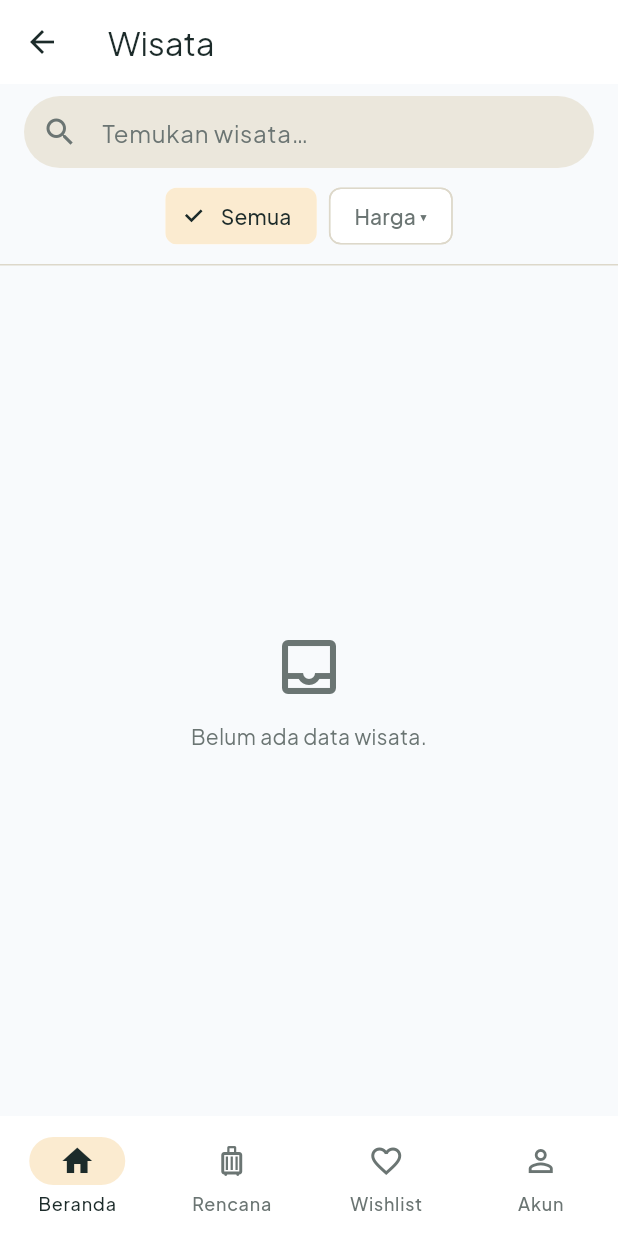
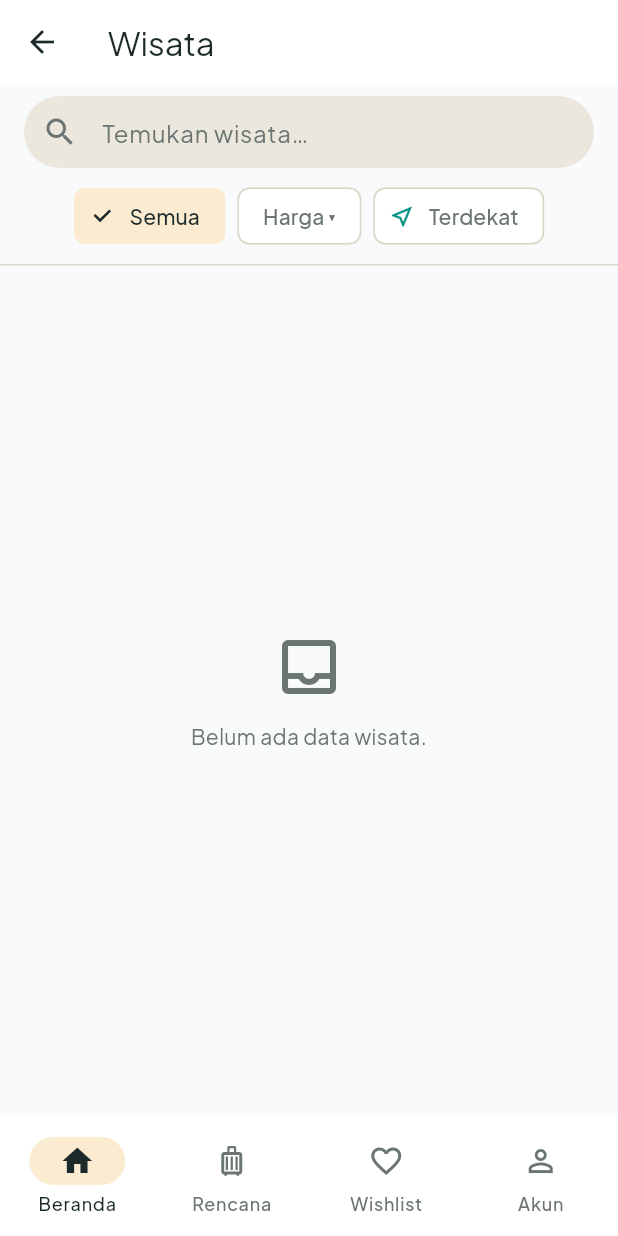
Before and after one commit to cntoaprilhalawa-tech/pinangmate, a Flutter app: the screen it shows after launch, after a tap on "Wisata", on a phone screen of 412 x 824 dp. Run offline on Flutter 3.47's test engine with Material 3 defaults, Android fonts, the phone set to English and light mode, and no system bars; our stand-ins replace cloud_firestore, firebase_auth, firebase_core, flutter_map, geolocator, go_router and 3 more; accounts and stored records are empty.

Commit message:
cache offline firestore, banner offline, izin lokasi dan urutan terdekat

```diff
--- a/lib/data/repositories/item_repository.dart
+++ b/lib/data/repositories/item_repository.dart
@@ -25,6 +25,15 @@ class ItemRepository {
         .where('kategori', isEqualTo: k.name)
         .snapshots()
         .map(_toSortedList);
+  }
+    /// Sama seperti watchByKategori, plus penanda data berasal dari cache.
+  Stream<(List<Item>, bool)> watchByKategoriMeta(Kategori k) {
+    return _db
+        .collection('items')
+        .where('kategori', isEqualTo: k.name)
+        .where('aktif', isEqualTo: true)
+        .snapshots(includeMetadataChanges: true)
+        .map((snap) => (_toSortedList(snap), snap.metadata.isFromCache));
   }
 
   List<Item> _toSortedList(QuerySnapshot<Map<String, dynamic>> snap) {
--- /dev/null
+++ b/lib/data/services/location_service.dart
@@ -0,0 +1,45 @@
+import 'package:geolocator/geolocator.dart';
+
+enum LokasiStatus { ok, layananMati, ditolak, ditolakPermanen, gagal }
+
+class LokasiHasil {
+  const LokasiHasil(this.status, {this.lat, this.lng});
+
+  final LokasiStatus status;
+  final double? lat;
+  final double? lng;
+}
+
+class LocationService {
+  Future<LokasiHasil> ambil() async {
+    try {
+      if (!await Geolocator.isLocationServiceEnabled()) {
+        return const LokasiHasil(LokasiStatus.layananMati);
+      }
+      var izin = await Geolocator.checkPermission();
+      if (izin == LocationPermission.denied) {
+        izin = await Geolocator.requestPermission();
+      }
+      if (izin == LocationPermission.deniedForever) {
+        return const LokasiHasil(LokasiStatus.ditolakPermanen);
+      }
+      if (izin == LocationPermission.denied) {
+        return const LokasiHasil(LokasiStatus.ditolak);
+      }
+      final p = await Geolocator.getCurrentPosition(
+        locationSettings: const LocationSettings(
+          accuracy: LocationAccuracy.high,
+          timeLimit: Duration(seconds: 10),
+        ),
+      );
+      return LokasiHasil(LokasiStatus.ok, lat: p.latitude, lng: p.longitude);
+    } catch (_) {
+      return const LokasiHasil(LokasiStatus.gagal);
+    }
+  }
+
+  Future<void> bukaPengaturan() => Geolocator.openAppSettings();
+
+  static double jarakMeter(double lat1, double lng1, double lat2, double lng2) =>
+      Geolocator.distanceBetween(lat1, lng1, lat2, lng2);
+}
--- a/lib/main.dart
+++ b/lib/main.dart
@@ -12,11 +12,17 @@ import 'data/services/nominatim_service.dart';
 import 'firebase_options.dart';
 import 'ui/auth/auth_view_model.dart';
 import 'ui/core/app_theme.dart';
+import 'package:cloud_firestore/cloud_firestore.dart';
+import 'data/services/location_service.dart';
 
 Future<void> main() async {
   WidgetsFlutterBinding.ensureInitialized();
   await Firebase.initializeApp(
     options: DefaultFirebaseOptions.currentPlatform,
+  );
+    FirebaseFirestore.instance.settings = const Settings(
+    persistenceEnabled: true,
+    cacheSizeBytes: Settings.CACHE_SIZE_UNLIMITED,
   );
 
   final authRepo = AuthRepository();
@@ -27,7 +33,8 @@ Future<void> main() async {
       providers: [
         Provider<AuthRepository>.value(value: authRepo),
         Provider<ItemRepository>(create: (_) => ItemRepository()),
-                Provider<WishlistRepository>(create: (_) => WishlistRepository()),
+        Provider<WishlistRepository>(create: (_) => WishlistRepository()),
+        Provider<LocationService>(create: (_) => LocationService()),
         ChangeNotifierProvider<WishlistViewModel>(
           create: (c) => WishlistViewModel(
             c.read<WishlistRepository>(),
--- a/lib/ui/category/category_list_page.dart
+++ b/lib/ui/category/category_list_page.dart
@@ -1,7 +1,7 @@
 import 'package:flutter/material.dart';
 import 'package:go_router/go_router.dart';
 import 'package:provider/provider.dart';
-
+import '../../data/services/location_service.dart';
 import '../../data/models/item.dart';
 import '../../data/repositories/item_repository.dart';
 import '../core/item_card.dart';
@@ -52,12 +52,17 @@ class _CategoryListPageState extends State<CategoryListPage> {
   Widget build(BuildContext context) {
     final kategori = widget.kategori;
     return ChangeNotifierProvider(
-      create: (c) => CategoryListViewModel(c.read<ItemRepository>(), kategori),
+            create: (c) => CategoryListViewModel(
+        c.read<ItemRepository>(),
+        kategori,
+        c.read<LocationService>(),
+      ),
       child: Scaffold(
         appBar: AppBar(title: Text(judulKategori(kategori))),
         body: Column(
           children: [
             _StickyFilter(kategori: kategori, search: _search),
+            const _OfflineBanner(),
             Expanded(child: _Body(kategori: kategori, search: _search)),
           ],
         ),
@@ -142,6 +147,23 @@ class _StickyFilter extends StatelessWidget {
                           selected: vm.harga != HargaFilter.semua,
                           onSelected: (_) => _pilihHarga(context, vm),
                         ),
+                                                const SizedBox(width: 8),
+                        ChoiceChip(
+                          avatar: vm.lokasiLoading
+                              ? const SizedBox(
+                                  width: 16,
+                                  height: 16,
+                                  child: CircularProgressIndicator(
+                                    strokeWidth: 2,
+                                  ),
+                                )
+                              : const Icon(Icons.near_me_outlined, size: 18),
+                          label: const Text('Terdekat'),
+                          selected: vm.terdekat,
+                          onSelected: vm.lokasiLoading
+                              ? null
+                              : (_) => _terdekat(context, vm),
+                        ),
                       ],
                     ),
                   ),
@@ -174,6 +196,21 @@ class _StickyFilter extends StatelessWidget {
               ),
           ],
         ),
+      ),
+    );
+  }  Future<void> _terdekat(
+    BuildContext context,
+    CategoryListViewModel vm,
+  ) async {
+    final messenger = ScaffoldMessenger.of(context);
+    final pesan = await vm.toggleTerdekat();
+    if (pesan == null) return;
+    messenger.showSnackBar(
+      SnackBar(
+        content: Text(pesan),
+        action: vm.lokasiDitolakPermanen
+            ? SnackBarAction(label: 'Pengaturan', onPressed: vm.bukaPengaturan)
+            : null,
       ),
     );
   }
@@ -232,8 +269,36 @@ class _Hasil extends StatelessWidget {
         return ItemCard(
           item: item,
           onTap: () => context.push('/item/${item.id}'),
+          jarak: vm.jarakLabel(item),
         );
       },
     );
   }
 }
+class _OfflineBanner extends StatelessWidget {
+  const _OfflineBanner();
+
+  @override
+  Widget build(BuildContext context) {
+    final vm = context.watch<CategoryListViewModel>();
+    if (!vm.offline) return const SizedBox.shrink();
+    final cs = Theme.of(context).colorScheme;
+    return Container(
+      width: double.infinity,
+      color: cs.secondaryContainer,
+      padding: const EdgeInsets.symmetric(horizontal: 16, vertical: 6),
+      child: Row(
+        children: [
+          Icon(Icons.cloud_off, size: 16, color: cs.onSecondaryContainer),
+          const SizedBox(width: 8),
+          Expanded(
+            child: Text(
+              'Mode offline: menampilkan data tersimpan.',
+              style: TextStyle(fontSize: 12, color: cs.onSecondaryContainer),
+            ),
+          ),
+        ],
+      ),
+    );
+  }
+}
--- a/lib/ui/category/category_list_view_model.dart
+++ b/lib/ui/category/category_list_view_model.dart
@@ -4,6 +4,7 @@ import 'package:flutter/foundation.dart';
 
 import '../../data/models/item.dart';
 import '../../data/repositories/item_repository.dart';
+import '../../data/services/location_service.dart';
 import '../core/load_status.dart';
 
 enum HargaFilter { semua, gratis, hemat, sedang, mahal }
@@ -41,14 +42,24 @@ extension HargaFilterLabel on HargaFilter {
 }
 
 class CategoryListViewModel extends ChangeNotifier {
-  CategoryListViewModel(this._repo, this.kategori) {
+  CategoryListViewModel(this._repo, this.kategori, this._loc) {
     _listen();
   }
 
   final ItemRepository _repo;
+  final LocationService _loc;
+  Timer? _offlineTimer;
+  bool _disposed = false;
+
+  bool offline = false;
+  bool terdekat = false;
+  bool lokasiLoading = false;
+  bool lokasiDitolakPermanen = false;
+  ({double lat, double lng})? posisi;
+
   final Kategori kategori;
 
-  StreamSubscription<List<Item>>? _sub;
+  StreamSubscription<dynamic>? _sub;
 
   LoadStatus status = LoadStatus.loading;
   List<Item> all = const [];
@@ -71,7 +82,7 @@ class CategoryListViewModel extends ChangeNotifier {
 
   List<Item> get filtered {
     final q = query.trim().toLowerCase();
-    return all.where((i) {
+    final hasil = all.where((i) {
       if (tag != null && !i.tag.contains(tag)) return false;
       if (!harga.cocok(i.harga)) return false;
       if (q.isEmpty) return true;
@@ -79,6 +90,12 @@ class CategoryListViewModel extends ChangeNotifier {
           i.deskripsi.toLowerCase().contains(q) ||
           (i.alamat ?? '').toLowerCase().contains(q);
     }).toList();
+    final p = posisi;
+    if (terdekat && p != null) {
+      hasil.sort((a, b) => LocationService.jarakMeter(p.lat, p.lng, a.lat, a.lng)
+          .compareTo(LocationService.jarakMeter(p.lat, p.lng, b.lat, b.lng)));
+    }
+    return hasil;
   }
 
   void setQuery(String v) {
@@ -107,10 +124,11 @@ class CategoryListViewModel extends ChangeNotifier {
     _sub?.cancel();
     status = LoadStatus.loading;
     notifyListeners();
-    _sub = _repo.watchByKategori(kategori).listen(
-      (list) {
-        all = list;
-        status = list.isEmpty ? LoadStatus.empty : LoadStatus.ready;
+    _sub = _repo.watchByKategoriMeta(kategori).listen(
+      (r) {
+        all = r.$1;
+        status = all.isEmpty ? LoadStatus.empty : LoadStatus.ready;
+        _setOffline(r.$2);
         notifyListeners();
       },
       onError: (Object e) {
@@ -120,10 +138,66 @@ class CategoryListViewModel extends ChangeNotifier {
     );
   }
 
+  /// Banner baru muncul kalau data dari cache bertahan 2 detik,
+  /// supaya tidak berkedip saat pemuatan awal.
+  void _setOffline(bool fromCache) {
+    _offlineTimer?.cancel();
+    if (!fromCache) {
+      offline = false;
+      return;
+    }
+    _offlineTimer = Timer(const Duration(seconds: 2), () {
+      offline = true;
+      if (!_disposed) notifyListeners();
+    });
+  }
+
+  /// Mengembalikan pesan untuk snackbar, atau null kalau berhasil.
+  Future<String?> toggleTerdekat() async {
+    if (terdekat) {
+      terdekat = false;
+      notifyListeners();
+      return null;
+    }
+    lokasiLoading = true;
+    notifyListeners();
+    final r = await _loc.ambil();
+    if (_disposed) return null;
+    lokasiLoading = false;
+    lokasiDitolakPermanen = r.status == LokasiStatus.ditolakPermanen;
+    if (r.status == LokasiStatus.ok) {
+      posisi = (lat: r.lat!, lng: r.lng!);
+      terdekat = true;
+      notifyListeners();
+      return null;
+    }
+    notifyListeners();
+    return switch (r.status) {
+      LokasiStatus.layananMati => 'Nyalakan GPS di pengaturan HP dulu.',
+      LokasiStatus.ditolak =>
+        'Izin lokasi ditolak, jadi urutan terdekat tidak bisa dipakai.',
+      LokasiStatus.ditolakPermanen =>
+        'Izin lokasi ditolak permanen. Aktifkan lewat pengaturan aplikasi.',
+      _ => 'Gagal mendapatkan lokasi. Coba lagi di tempat terbuka.',
+    };
+  }
+
+  Future<void> bukaPengaturan() => _loc.bukaPengaturan();
+
+  String? jarakLabel(Item i) {
+    final p = posisi;
+    if (!terdekat || p == null) return null;
+    final m = LocationService.jarakMeter(p.lat, p.lng, i.lat, i.lng);
+    if (m < 1000) return '${m.round()} m';
+    return '${(m / 1000).toStringAsFixed(1).replaceAll('.', ',')} km';
+  }
+
   void retry() => _listen();
 
   @override
   void dispose() {
+    _disposed = true;
+    _offlineTimer?.cancel();
     _sub?.cancel();
     super.dispose();
   }
--- a/lib/ui/home/beranda_page.dart
+++ b/lib/ui/home/beranda_page.dart
@@ -1,7 +1,7 @@
 import 'package:flutter/material.dart';
 import 'package:go_router/go_router.dart';
 import 'package:provider/provider.dart';
-
+import '../../data/services/location_service.dart';
 import '../../data/models/item.dart';
 import '../../data/models/popular.dart';
 import '../../data/repositories/item_repository.dart';
@@ -17,8 +17,11 @@ class BerandaPage extends StatelessWidget {
   @override
   Widget build(BuildContext context) {
     return ChangeNotifierProvider(
-      create: (c) =>
-          CategoryListViewModel(c.read<ItemRepository>(), Kategori.wisata),
+      create: (c) => CategoryListViewModel(       // ← baris 21
+        c.read<ItemRepository>(),
+        Kategori.wisata,
+        c.read<LocationService>(),                // ← TAMBAH
+      ),
       child: const _BerandaView(),
     );
   }
```
Also changed, not shown: lib/ui/core/item_card.dart (+11 -2 lines).
